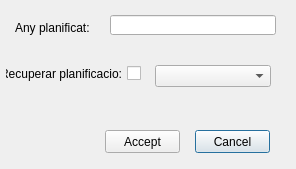
First picture: the form in ui/month_manage.ui, repository bgeo-gis/treemanage_qgis_pluggin, before the edit.
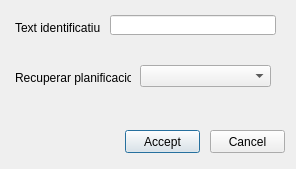
Second picture: the form after the edit.

What changed in the file:
```diff
--- a/ui/month_manage.ui
+++ b/ui/month_manage.ui
@@ -39,52 +39,23 @@
     </rect>
    </property>
    <property name="text">
-    <string>Any planificat:</string>
-   </property>
-  </widget>
-  <widget class="QCheckBox" name="chk_year">
-   <property name="geometry">
-    <rect>
-     <x>5</x>
-     <y>65</y>
-     <width>136</width>
-     <height>17</height>
-    </rect>
-   </property>
-   <property name="layoutDirection">
-    <enum>Qt::RightToLeft</enum>
-   </property>
-   <property name="text">
-    <string>Recuperar planificacio:</string>
+    <string>Text identificatiu:</string>
    </property>
   </widget>
   <widget class="QComboBox" name="cbx_years">
    <property name="geometry">
     <rect>
-     <x>155</x>
+     <x>140</x>
      <y>65</y>
-     <width>116</width>
+     <width>131</width>
      <height>22</height>
     </rect>
    </property>
   </widget>
-  <widget class="QPushButton" name="btn_cancel">
-   <property name="geometry">
-    <rect>
-     <x>195</x>
-     <y>130</y>
-     <width>75</width>
-     <height>23</height>
-    </rect>
-   </property>
-   <property name="text">
-    <string>Cancel</string>
-   </property>
-  </widget>
   <widget class="QPushButton" name="btn_accept">
    <property name="geometry">
     <rect>
-     <x>105</x>
+     <x>125</x>
      <y>130</y>
      <width>75</width>
      <height>23</height>
@@ -94,6 +65,32 @@
     <string>Accept</string>
    </property>
   </widget>
+  <widget class="QPushButton" name="btn_cancel">
+   <property name="geometry">
+    <rect>
+     <x>210</x>
+     <y>130</y>
+     <width>75</width>
+     <height>23</height>
+    </rect>
+   </property>
+   <property name="text">
+    <string>Cancel</string>
+   </property>
+  </widget>
+  <widget class="QLabel" name="label">
+   <property name="geometry">
+    <rect>
+     <x>15</x>
+     <y>70</y>
+     <width>116</width>
+     <height>16</height>
+    </rect>
+   </property>
+   <property name="text">
+    <string>Recuperar planificacio:</string>
+   </property>
+  </widget>
  </widget>
  <resources/>
  <connections/>
```
